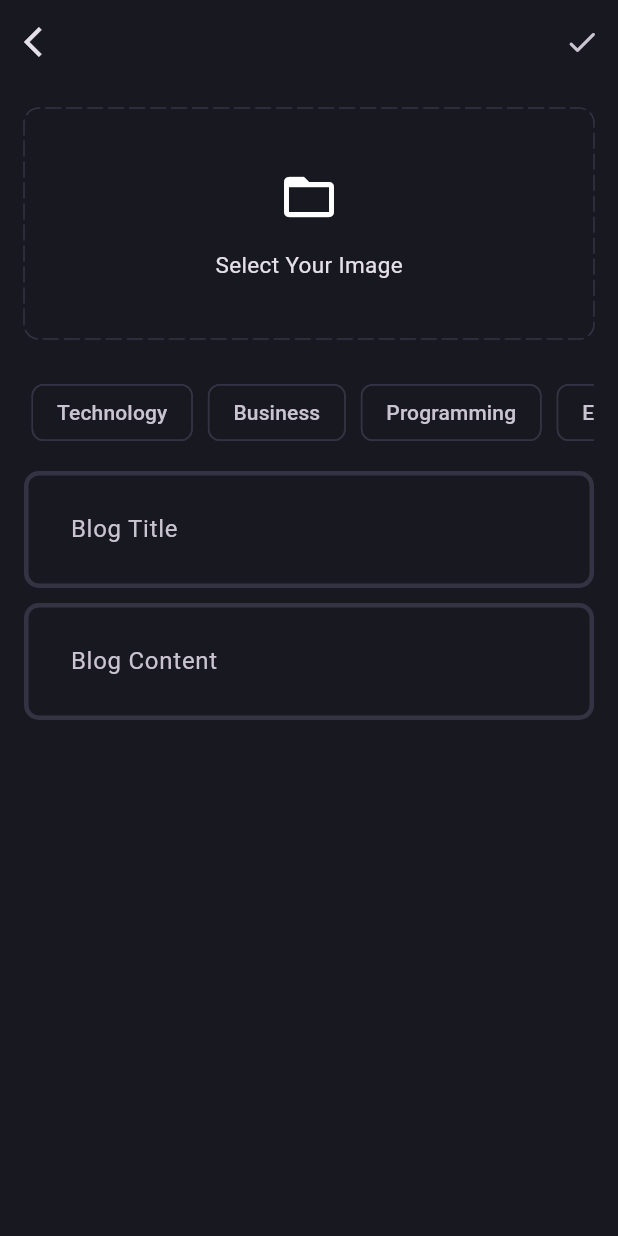
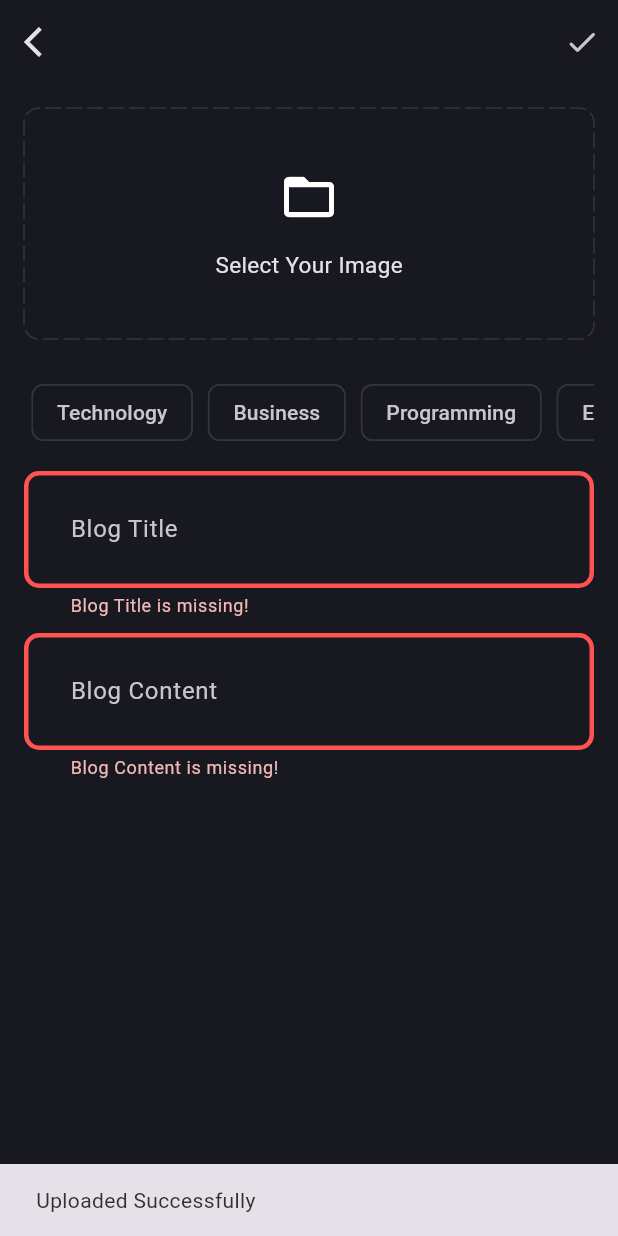
Before and after one commit to WhyC03/ChroniX, a Flutter app: the AddNewBlogPage screen opened directly, after a tap on the "done" icon, on a phone screen of 412 x 824 dp. Run offline on Flutter 3.47's test engine with Material 3 defaults, Android fonts, the phone set to English and light mode, and no system bars; drawn by our look-alikes of dotted_border; our stand-ins replace flutter_bloc, fpdart, get_it, image_picker, supabase_flutter; accounts and stored records are empty.

Commit message:
Upload Blog Feature Successfully added

```diff
--- a/lib/core/common/cubits/app_user/app_user_state.dart
+++ b/lib/core/common/cubits/app_user/app_user_state.dart
@@ -10,6 +10,3 @@ final class AppUserLoggedIn extends AppUserState {
 
   AppUserLoggedIn(this.user);
 }
-
-// core cannot depend on other features
-// other features can depend on core
--- a/lib/core/theme/theme.dart
+++ b/lib/core/theme/theme.dart
@@ -17,8 +17,10 @@ class AppTheme {
         color: WidgetStatePropertyAll(AppPallete.backgroundColor)),
     inputDecorationTheme: InputDecorationTheme(
       contentPadding: EdgeInsets.all(27),
+      border: _border(),
       enabledBorder: _border(),
       focusedBorder: _border(AppPallete.gradient2),
+      errorBorder: _border(AppPallete.errorColor)
     ),
   );
 }
--- a/lib/core/utils/pick_image.dart
+++ b/lib/core/utils/pick_image.dart
@@ -4,8 +4,9 @@ import 'package:image_picker/image_picker.dart';
 
 Future<File?> pickImage() async {
   try {
-    final xFile = await ImagePicker().pickImage(source: ImageSource.gallery);
-
+    final xFile = await ImagePicker().pickImage(
+      source: ImageSource.gallery,
+    );
     if (xFile != null) {
       return File(xFile.path);
     }
--- /dev/null
+++ b/lib/features/blog/data/datasources/blog_remote_data_source.dart
@@ -0,0 +1,48 @@
+import 'dart:io';
+
+import 'package:blog_app/core/error/exceptions.dart';
+import 'package:blog_app/features/blog/data/models/blog_model.dart';
+import 'package:supabase_flutter/supabase_flutter.dart';
+
+abstract interface class BlogRemoteDataSource {
+  Future<BlogModel> uploadBlog(BlogModel blog);
+  Future<String> uploadBlogImage({
+    required File image,
+    required BlogModel blog,
+  });
+}
+
+class BlogRemoteDataSourceImpl implements BlogRemoteDataSource {
+  final SupabaseClient supabaseClient;
+
+  BlogRemoteDataSourceImpl(this.supabaseClient);
+
+  @override
+  Future<BlogModel> uploadBlog(BlogModel blog) async {
+    try {
+      final blogData =
+          await supabaseClient.from('blogs').insert(blog.toJson()).select();
+
+      return BlogModel.fromJson(blogData.first);
+    } catch (e) {
+      throw ServerException(e.toString());
+    }
+  }
+
+  @override
+  Future<String> uploadBlogImage({
+    required File image,
+    required BlogModel blog,
+  }) async {
+    try {
+      await supabaseClient.storage.from('blog_images').upload(
+            blog.id,
+            image,
+          );
+
+      return supabaseClient.storage.from('blog_images').getPublicUrl(blog.id);
+    } catch (e) {
+      throw ServerException(e.toString());
+    }
+  }
+}
--- /dev/null
+++ b/lib/features/blog/domain/entities/blog.dart
@@ -0,0 +1,19 @@
+class Blog {
+  final String id;
+  final String posterId;
+  final String title;
+  final String content;
+  final String imageUrl;
+  final List<String> topics;
+  final DateTime updatedAt;
+
+  Blog({
+    required this.id,
+    required this.posterId,
+    required this.title,
+    required this.content,
+    required this.imageUrl,
+    required this.topics,
+    required this.updatedAt,
+  });
+}
--- /dev/null
+++ b/lib/features/blog/domain/repositories/blog_repository.dart
@@ -0,0 +1,15 @@
+import 'dart:io';
+
+import 'package:blog_app/core/error/failures.dart';
+import 'package:blog_app/features/blog/domain/entities/blog.dart';
+import 'package:fpdart/fpdart.dart';
+
+abstract interface class BlogRepository {
+  Future<Either<Failure, Blog>> uploadBlog({
+    required File image,
+    required String title,
+    required String content,
+    required String posterId,
+    required List<String> topics,
+  });
+}
--- /dev/null
+++ b/lib/features/blog/domain/usecases/upload_blog.dart
@@ -0,0 +1,38 @@
+import 'dart:io';
+import 'package:blog_app/core/error/failures.dart';
+import 'package:blog_app/core/usecase/usecase.dart';
+import 'package:blog_app/features/blog/domain/entities/blog.dart';
+import 'package:blog_app/features/blog/domain/repositories/blog_repository.dart';
+import 'package:fpdart/fpdart.dart';
+
+class UploadBlog implements UseCase<Blog, UploadBlogParams> {
+  final BlogRepository blogRepository;
+
+  UploadBlog(this.blogRepository);
+  @override
+  Future<Either<Failure, Blog>> call(UploadBlogParams params) async {
+    return await blogRepository.uploadBlog(
+      image: params.image,
+      title: params.title,
+      content: params.content,
+      posterId: params.posterId,
+      topics: params.topics,
+    );
+  }
+}
+
+class UploadBlogParams {
+  final String posterId;
+  final String content;
+  final String title;
+  final File image;
+  final List<String> topics;
+
+  UploadBlogParams({
+    required this.posterId,
+    required this.content,
+    required this.title,
+    required this.image,
+    required this.topics,
+  });
+}
--- /dev/null
+++ b/lib/features/blog/presentation/bloc/blog_bloc.dart
@@ -0,0 +1,36 @@
+import 'dart:io';
+
+import 'package:blog_app/features/blog/domain/usecases/upload_blog.dart';
+import 'package:flutter/material.dart';
+import 'package:flutter_bloc/flutter_bloc.dart';
+
+part 'blog_event.dart';
+part 'blog_state.dart';
+
+class BlogBloc extends Bloc<BlogEvent, BlogState> {
+  final UploadBlog uploadBlog;
+  BlogBloc(this.uploadBlog) : super(BlogInitial()) {
+    on<BlogEvent>((event, emit) => emit(BlogLoading()));
+    on<BlogUpload>(_onBlogUpload);
+  }
+
+  void _onBlogUpload(BlogUpload event, Emitter<BlogState> emit) async {
+    final res = await uploadBlog(UploadBlogParams(
+        posterId: event.posterId,
+        content: event.content,
+        title: event.title,
+        image: event.image,
+        topics: event.topics));
+
+    res.fold(
+      (l) => emit(
+        BlogFailure(
+          l.message,
+        ),
+      ),
+      (r) => emit(
+        BlogUploadSuccess(),
+      ),
+    );
+  }
+}
--- /dev/null
+++ b/lib/features/blog/presentation/bloc/blog_event.dart
@@ -0,0 +1,20 @@
+part of 'blog_bloc.dart';
+
+@immutable
+sealed class BlogEvent {}
+
+final class BlogUpload extends BlogEvent {
+  final String posterId;
+  final String content;
+  final String title;
+  final File image;
+  final List<String> topics;
+
+  BlogUpload({
+    required this.posterId,
+    required this.content,
+    required this.title,
+    required this.image,
+    required this.topics,
+  });
+}
--- /dev/null
+++ b/lib/features/blog/presentation/bloc/blog_state.dart
@@ -0,0 +1,15 @@
+part of 'blog_bloc.dart';
+
+@immutable
+sealed class BlogState {}
+
+final class BlogInitial extends BlogState {}
+
+final class BlogLoading extends BlogState {}
+
+final class BlogFailure extends BlogState {
+    final String error;
+    BlogFailure(this.error);
+}
+
+final class BlogUploadSuccess extends BlogState {}
--- a/lib/features/blog/presentation/pages/add_new_blog_page.dart
+++ b/lib/features/blog/presentation/pages/add_new_blog_page.dart
@@ -1,10 +1,17 @@
+import 'dart:developer';
 import 'dart:io';
 
+import 'package:blog_app/core/common/cubits/app_user/app_user_cubit.dart';
+import 'package:blog_app/core/common/widgets/loader.dart';
 import 'package:blog_app/core/theme/app_pallete.dart';
 import 'package:blog_app/core/utils/pick_image.dart';
+import 'package:blog_app/core/utils/show_snackbar.dart';
+import 'package:blog_app/features/blog/presentation/bloc/blog_bloc.dart';
+import 'package:blog_app/features/blog/presentation/pages/blog_page.dart';
 import 'package:blog_app/features/blog/presentation/widgets/blog_editor.dart';
 import 'package:dotted_border/dotted_border.dart';
 import 'package:flutter/material.dart';
+import 'package:flutter_bloc/flutter_bloc.dart';
 
 class AddNewBlogPage extends StatefulWidget {
   static route() => MaterialPageRoute(
@@ -19,6 +26,7 @@ class AddNewBlogPage extends StatefulWidget {
 class _AddNewBlogPageState extends State<AddNewBlogPage> {
   final titleController = TextEditingController();
   final contentController = TextEditingController();
+  final formKey = GlobalKey<FormState>();
 
   List<String> selectedTopics = [];
 
@@ -31,6 +39,26 @@ class _AddNewBlogPageState extends State<AddNewBlogPage> {
         image = pickedImage;
       });
     }
+  }
+
+  void uploadBlog() {
+    if (formKey.currentState!.validate() &&
+        selectedTopics.isNotEmpty &&
+        image != null) {
+      final posterId =
+          (context.read<AppUserCubit>().state as AppUserLoggedIn).user.id;
+      context.read<BlogBloc>().add(BlogUpload(
+            posterId: posterId,
+            content: contentController.text.trim(),
+            title: titleController.text.trim(),
+            image: image!,
+            topics: selectedTopics,
+          ));
+    } else {
+      showSnackBar(context, "You are Missing Something! Plzz Check.");
+    }
+    log('uploaded successfully');
+    showSnackBar(context, "Uploaded Successfully");
   }
 
   @override
@@ -51,14 +79,31 @@ class _AddNewBlogPageState extends State<AddNewBlogPage> {
             icon: Icon(Icons.arrow_back_ios)),
         actions: [
           IconButton(
-            onPressed: () {},
+            onPressed: () {
+              uploadBlog();
+            },
             icon: Icon(Icons.done_rounded),
           ),
         ],
       ),
-      body: SingleChildScrollView(
+      body: BlocConsumer<BlogBloc, BlogState>(
+        listener: (context, state) {
+          if (state is BlogUploadSuccess) {
+            Navigator.pushAndRemoveUntil(
+                context, BlogPage.route(), (route) => false);
+          } else if (state is BlogFailure) {
+            showSnackBar(context, state.error);
+          }
+        },
+        builder: (context, state) {
+          if (state is BlogLoading) {
+            return Center(child: Loader());
+          }
+          return SingleChildScrollView(
             child: Padding(
               padding: const EdgeInsets.all(16.0),
+              child: Form(
+                key: formKey,
                 child: Column(
                   children: [
                     image != null
@@ -131,12 +176,14 @@ class _AddNewBlogPageState extends State<AddNewBlogPage> {
                                   },
                                   child: Chip(
                                     color: selectedTopics.contains(e)
-                                  ? WidgetStatePropertyAll(AppPallete.gradient1)
+                                        ? WidgetStatePropertyAll(
+                                            AppPallete.gradient1)
                                         : null,
                                     label: Text(e),
                                     side: selectedTopics.contains(e)
                                         ? null
-                                  : BorderSide(color: AppPallete.borderColor),
+                                        : BorderSide(
+                                            color: AppPallete.borderColor),
                                   ),
                                 ),
                               ),
@@ -145,14 +192,19 @@ class _AddNewBlogPageState extends State<AddNewBlogPage> {
                       ),
                     ),
                     SizedBox(height: 10),
-              BlogEditor(controller: titleController, hintText: 'Blog Title'),
+                    BlogEditor(
+                        controller: titleController, hintText: 'Blog Title'),
                     SizedBox(height: 10),
                     BlogEditor(
-                  controller: contentController, hintText: 'Blog Content'),
+                        controller: contentController,
+                        hintText: 'Blog Content'),
                   ],
                 ),
               ),
             ),
           );
+        },
+      ),
+    );
   }
 }
--- a/lib/features/blog/presentation/pages/blog_page.dart
+++ b/lib/features/blog/presentation/pages/blog_page.dart
@@ -3,6 +3,9 @@ import 'package:flutter/cupertino.dart';
 import 'package:flutter/material.dart';
 
 class BlogPage extends StatelessWidget {
+  static route() => MaterialPageRoute(
+        builder: (context) => const BlogPage(),
+      );
   const BlogPage({super.key});
 
   @override
--- a/lib/features/blog/presentation/widgets/blog_editor.dart
+++ b/lib/features/blog/presentation/widgets/blog_editor.dart
@@ -12,6 +12,12 @@ class BlogEditor extends StatelessWidget {
       controller: controller,
       decoration: InputDecoration(hintText: hintText),
       maxLines: null,
+      validator: (value) {
+        if (value!.isEmpty) {
+          return '$hintText is missing!';
+        }
+        return null;
+      },
     );
   }
 }
--- a/lib/main.dart
+++ b/lib/main.dart
@@ -2,6 +2,7 @@ import 'package:blog_app/core/common/cubits/app_user/app_user_cubit.dart';
 import 'package:blog_app/core/theme/theme.dart';
 import 'package:blog_app/features/auth/presentation/bloc/auth_bloc.dart';
 import 'package:blog_app/features/auth/presentation/pages/login_page.dart';
+import 'package:blog_app/features/blog/presentation/bloc/blog_bloc.dart';
 import 'package:blog_app/features/blog/presentation/pages/blog_page.dart';
 import 'package:blog_app/init_dependencies.dart';
 import 'package:flutter/material.dart';
@@ -14,6 +15,7 @@ void main() async {
     providers: [
       BlocProvider(create: (_) => serviceLocator<AppUserCubit>()),
       BlocProvider(create: (_) => serviceLocator<AuthBloc>()),
+      BlocProvider(create: (_) => serviceLocator<BlogBloc>()),
     ],
     child: const MyApp(),
   ));
--- a/pubspec.yaml
+++ b/pubspec.yaml
@@ -40,6 +40,7 @@ dependencies:
   get_it: ^8.0.3
   dotted_border: ^2.1.0
   image_picker: ^1.1.2
+  uuid: ^4.5.1
 
 dev_dependencies:
   flutter_test:
```
Also changed, not shown: lib/features/auth/presentation/pages/login_page.dart (+7 -0 lines), lib/features/auth/presentation/pages/signup_page.dart (+7 -0 lines), lib/features/blog/data/models/blog_model.dart (added, +60 -0 lines), lib/features/blog/data/repositories/blog_repository_impl.dart (added, +43 -0 lines), lib/init_dependencies.dart (+38 -0 lines), pubspec.lock. Lines whose indentation alone changed are shown as unchanged.
